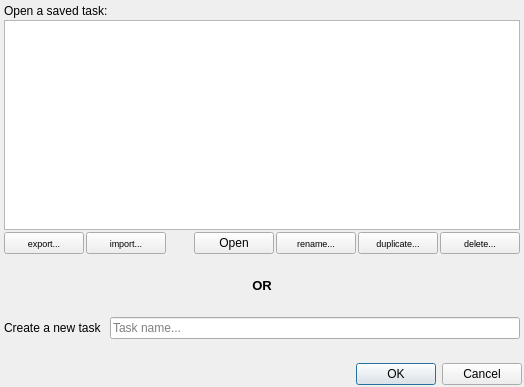
Above: ui/various_dialogs/CreateLoadTaskDialog.ui from AmirHammouteneEI/ScheduledPasteAndKeys before the change. Below: the same form after it.
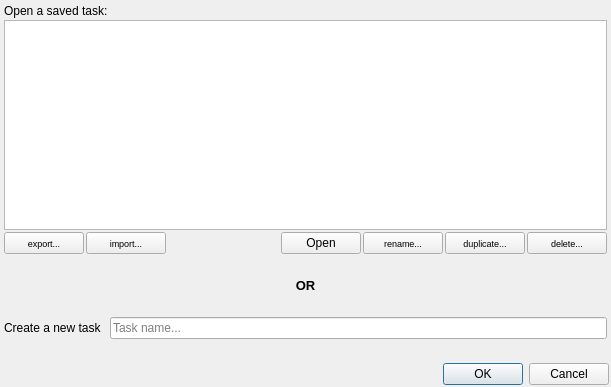
That is the form after the change. Custom widgets are drawn as their Qt base class.

```diff
--- a/ui/various_dialogs/CreateLoadTaskDialog.ui
+++ b/ui/various_dialogs/CreateLoadTaskDialog.ui
@@ -9,7 +9,7 @@
    <rect>
     <x>0</x>
     <y>0</y>
-    <width>524</width>
+    <width>611</width>
     <height>387</height>
    </rect>
   </property>
@@ -96,7 +96,7 @@
          <number>68</number>
         </attribute>
         <attribute name="horizontalHeaderDefaultSectionSize">
-         <number>255</number>
+         <number>290</number>
         </attribute>
         <attribute name="verticalHeaderVisible">
          <bool>false</bool>
```
